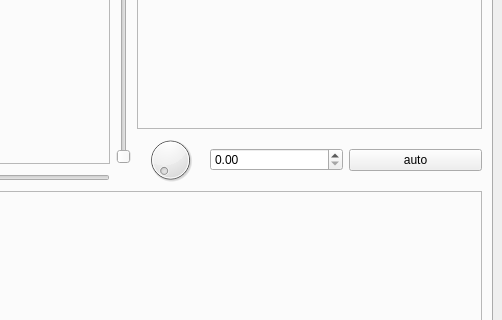
Jammi-Dodgers/THz-interferometry, file FTIR_qt_interface.ui: the form before one commit; both pictures show x 590 to 1092 and y 251 to 571 of the 1092 by 677 pixel window.
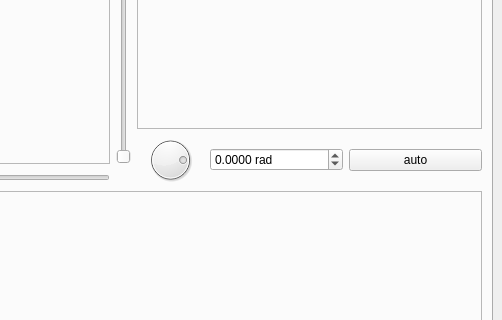
The form after the commit.

Patch:
```diff
--- a/FTIR_qt_interface.ui
+++ b/FTIR_qt_interface.ui
@@ -258,7 +258,29 @@
           <item row="1" column="1">
            <layout class="QGridLayout" name="grid_2d_ft" rowstretch="2,1" columnstretch="1,2,2">
             <item row="1" column="0">
-             <widget class="QDial" name="dial_2d_ft"/>
+             <widget class="QDial" name="dial_2d_ft">
+              <property name="minimum">
+               <number>-16200</number>
+              </property>
+              <property name="maximum">
+               <number>5400</number>
+              </property>
+              <property name="value">
+               <number>0</number>
+              </property>
+              <property name="sliderPosition">
+               <number>0</number>
+              </property>
+              <property name="orientation">
+               <enum>Qt::Horizontal</enum>
+              </property>
+              <property name="wrapping">
+               <bool>true</bool>
+              </property>
+              <property name="notchesVisible">
+               <bool>false</bool>
+              </property>
+             </widget>
             </item>
             <item row="0" column="0" colspan="3">
              <widget class="QFrame" name="frame_2d_ft">
@@ -271,7 +293,26 @@
              </widget>
             </item>
             <item row="1" column="1">
-             <widget class="QDoubleSpinBox" name="dspin_2d_ft"/>
+             <widget class="QDoubleSpinBox" name="dspin_2d_ft">
+              <property name="wrapping">
+               <bool>true</bool>
+              </property>
+              <property name="suffix">
+               <string> rad</string>
+              </property>
+              <property name="decimals">
+               <number>4</number>
+              </property>
+              <property name="minimum">
+               <double>-3.141600000000000</double>
+              </property>
+              <property name="maximum">
+               <double>3.141600000000000</double>
+              </property>
+              <property name="singleStep">
+               <double>0.010000000000000</double>
+              </property>
+             </widget>
             </item>
             <item row="1" column="2">
              <widget class="QPushButton" name="button_2d_ft">
```
